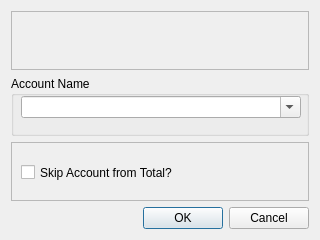
First picture: the form in add_remove_account.ui, repository kp-g-mok/AccountRecorder, before the edit.
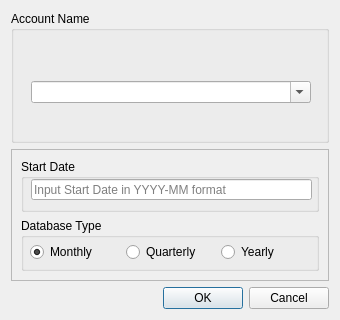
Second picture: the form after the edit.

Diff of the .ui file:
```diff
--- a/add_remove_account.ui
+++ b/add_remove_account.ui
@@ -6,8 +6,8 @@
    <rect>
     <x>0</x>
     <y>0</y>
-    <width>320</width>
-    <height>240</height>
+    <width>340</width>
+    <height>320</height>
    </rect>
   </property>
   <property name="sizePolicy">
@@ -32,7 +32,7 @@
    </item>
    <item row="0" column="0">
     <layout class="QGridLayout" name="gridLayout_3">
-     <item row="2" column="0">
+     <item row="1" column="0">
       <widget class="QFrame" name="frame_2">
        <property name="frameShape">
         <enum>QFrame::StyledPanel</enum>
@@ -40,22 +40,83 @@
        <property name="frameShadow">
         <enum>QFrame::Raised</enum>
        </property>
-       <widget class="QCheckBox" name="check_Skip_Total">
+       <layout class="QGridLayout" name="gridLayout_2">
+        <item row="0" column="0">
+         <widget class="QGroupBox" name="startDateGroup">
+          <property name="title">
+           <string>Start Date</string>
+          </property>
+          <widget class="QLineEdit" name="lin_Start_Date">
         <property name="geometry">
          <rect>
           <x>10</x>
-          <y>10</y>
-          <width>271</width>
-          <height>41</height>
-         </rect>
-        </property>
-        <property name="text">
-         <string>Skip Account from Total?</string>
+             <y>20</y>
+             <width>281</width>
+             <height>21</height>
+            </rect>
+           </property>
+           <property name="placeholderText">
+            <string>Input Start Date in YYYY-MM format</string>
         </property>
        </widget>
       </widget>
      </item>
      <item row="1" column="0">
+         <widget class="QGroupBox" name="radioGroup">
+          <property name="title">
+           <string>Database Type</string>
+          </property>
+          <widget class="QWidget" name="horizontalLayoutWidget">
+           <property name="geometry">
+            <rect>
+             <x>9</x>
+             <y>19</y>
+             <width>281</width>
+             <height>31</height>
+            </rect>
+           </property>
+           <layout class="QHBoxLayout" name="horizontalLayout">
+            <item>
+             <widget class="QRadioButton" name="radio_Monthly">
+              <property name="toolTip">
+               <string>&lt;html&gt;&lt;head/&gt;&lt;body&gt;&lt;p&gt;Dates are in &amp;quot;MM/YYYY&amp;quot; form&lt;/p&gt;&lt;/body&gt;&lt;/html&gt;</string>
+              </property>
+              <property name="text">
+               <string>Monthly</string>
+              </property>
+              <property name="checked">
+               <bool>true</bool>
+              </property>
+             </widget>
+            </item>
+            <item>
+             <widget class="QRadioButton" name="radio_Quarterly">
+              <property name="toolTip">
+               <string>&lt;html&gt;&lt;head/&gt;&lt;body&gt;&lt;p&gt;Dates are in &amp;quot;QQ YYYY&amp;quot; form&lt;/p&gt;&lt;/body&gt;&lt;/html&gt;</string>
+              </property>
+              <property name="text">
+               <string>Quarterly</string>
+              </property>
+             </widget>
+            </item>
+            <item>
+             <widget class="QRadioButton" name="radio_Yearly">
+              <property name="toolTip">
+               <string>&lt;html&gt;&lt;head/&gt;&lt;body&gt;&lt;p&gt;Dates are in &amp;quot;YYYY&amp;quot; form&lt;/p&gt;&lt;/body&gt;&lt;/html&gt;</string>
+              </property>
+              <property name="text">
+               <string>Yearly</string>
+              </property>
+             </widget>
+            </item>
+           </layout>
+          </widget>
+         </widget>
+        </item>
+       </layout>
+      </widget>
+     </item>
+     <item row="0" column="0">
       <widget class="QGroupBox" name="accountNameGroup">
        <property name="title">
         <string>Account Name</string>
@@ -63,8 +124,8 @@
        <widget class="QComboBox" name="combo_Account_Names">
         <property name="geometry">
          <rect>
-          <x>10</x>
-          <y>20</y>
+          <x>20</x>
+          <y>70</y>
           <width>280</width>
           <height>22</height>
          </rect>
@@ -75,16 +136,6 @@
        </widget>
       </widget>
      </item>
-     <item row="0" column="0">
-      <widget class="QFrame" name="frame">
-       <property name="frameShape">
-        <enum>QFrame::StyledPanel</enum>
-       </property>
-       <property name="frameShadow">
-        <enum>QFrame::Raised</enum>
-       </property>
-      </widget>
-     </item>
     </layout>
    </item>
   </layout>
```
Left out of the diff: 7 changed lines with no effect on the pictures. Lines whose indentation alone changed are shown as unchanged.
